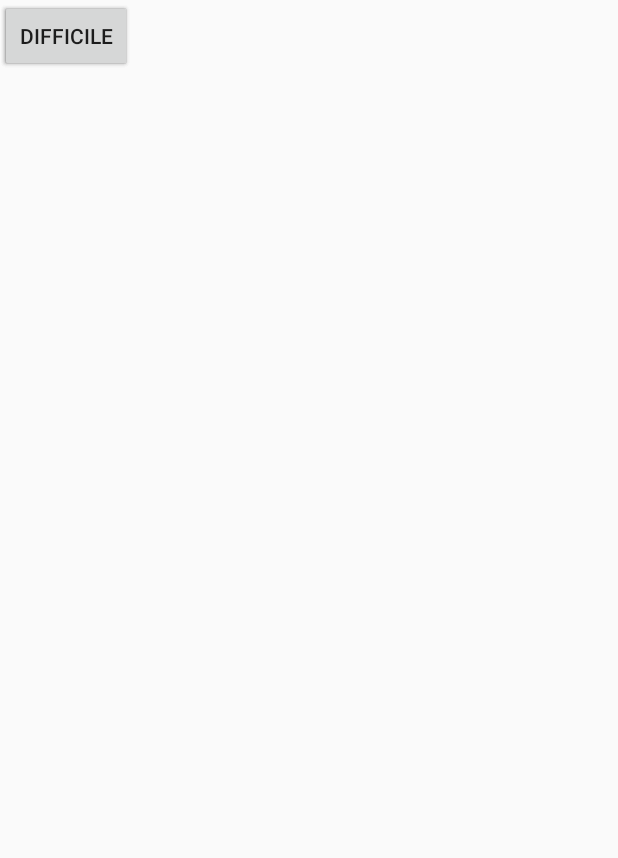
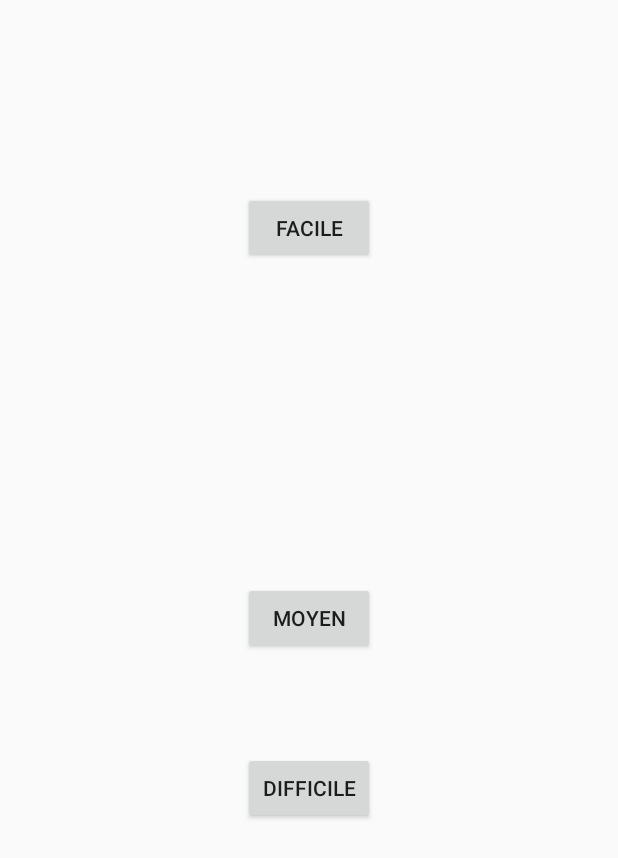
Before and after one commit to kistria/RetroFire, an Android app: the layout activity_menu.xml on its own in the app's theme, with its tools: preview values and no code run, on a phone screen of 412 x 824 dp. Shown: the top 858 px of the screen. Run offline under Robolectric (Android 15) with nearby library versions, the phone set to English and light mode, and no system bars.

Commit message:
add Menu

```diff
--- a/app/src/main/AndroidManifest.xml
+++ b/app/src/main/AndroidManifest.xml
@@ -11,9 +11,12 @@
         android:supportsRtl="true"
         android:theme="@style/AppTheme">
         <activity android:name=".RetroFire">
+        </activity>
+        <activity android:name=".MenuActivity">
+        </activity>
+        <activity android:name=".HomeActivity">
             <intent-filter>
                 <action android:name="android.intent.action.MAIN" />
-
                 <category android:name="android.intent.category.LAUNCHER" />
             </intent-filter>
         </activity>
--- a/app/src/main/java/com/example/kevin/retrofire/BattleZoneModel.java
+++ b/app/src/main/java/com/example/kevin/retrofire/BattleZoneModel.java
@@ -21,13 +21,14 @@ public class BattleZoneModel {
 
     private final List<Ship> enemies;
     private final List<Card> playerCards;
-    private int rateOfEnemySpawn = 200;
+    private int rateOfEnemySpawn;
     private int cmpt = 0;
 
     private int hpBar = 100;
     private int score = 0;
 
-    public BattleZoneModel() {
+    public BattleZoneModel(int rateOfEnemySpawn) {
+        this.rateOfEnemySpawn = rateOfEnemySpawn;
         this.enemies = new ArrayList<>();
         this.playerCards = new ArrayList<>();
     }
--- a/app/src/main/java/com/example/kevin/retrofire/RetroFire.java
+++ b/app/src/main/java/com/example/kevin/retrofire/RetroFire.java
@@ -3,6 +3,7 @@ package com.example.kevin.retrofire;
 import android.app.Activity;
 import android.content.ClipData;
 import android.content.Context;
+import android.content.Intent;
 import android.graphics.Color;
 import android.hardware.Sensor;
 import android.hardware.SensorEvent;
@@ -45,7 +46,10 @@ public class RetroFire extends Activity implements View.OnTouchListener, View.On
         setContentView(R.layout.activity_retro_fire);
         getWindow().setFlags(WindowManager.LayoutParams.FLAG_FULLSCREEN, WindowManager.LayoutParams.FLAG_FULLSCREEN);
 
-        this.model = new BattleZoneModel();
+        // On récupere le niveau de difficulté
+        Intent intent = getIntent();
+        int difficulty = intent.getIntExtra("difficulty", 300);
+        this.model = new BattleZoneModel(difficulty);
         BattleZoneView view = findViewById(R.id.battleZone);
         view.setModel(this.model);
 
--- a/app/src/main/res/layout/activity_menu.xml
+++ b/app/src/main/res/layout/activity_menu.xml
@@ -7,25 +7,33 @@ android:layout_height="match_parent"
 tools:context="com.example.kevin.retrofire.MenuActivity">
 
     <Button
-    android:id="@+id/button3"
+        android:id="@+id/easy"
         android:layout_width="wrap_content"
         android:layout_height="wrap_content"
+        android:layout_alignParentTop="true"
+        android:layout_alignStart="@+id/medium"
+        android:layout_marginTop="128dp"
         android:text="Facile"
         tools:layout_editor_absoluteX="139dp"
         tools:layout_editor_absoluteY="123dp" />
 
     <Button
-    android:id="@+id/button4"
+        android:id="@+id/medium"
         android:layout_width="wrap_content"
         android:layout_height="wrap_content"
+        android:layout_centerHorizontal="true"
+        android:layout_centerVertical="true"
         android:text="Moyen"
         tools:layout_editor_absoluteX="139dp"
         tools:layout_editor_absoluteY="202dp" />
 
     <Button
-    android:id="@+id/button5"
+        android:id="@+id/hard"
         android:layout_width="wrap_content"
         android:layout_height="wrap_content"
+        android:layout_alignStart="@+id/medium"
+        android:layout_below="@+id/medium"
+        android:layout_marginTop="65dp"
         android:text="Difficile"
         tools:layout_editor_absoluteX="139dp"
         tools:layout_editor_absoluteY="293dp" />
```
Also changed, not shown: app/src/main/java/com/example/kevin/retrofire/HomeActivity.java (+8 -22 lines), app/src/main/java/com/example/kevin/retrofire/MenuActivity.java (+25 -32 lines), app/src/main/res/layout/activity_home.xml (+4 -5 lines). Lines whose indentation alone changed are shown as unchanged.
